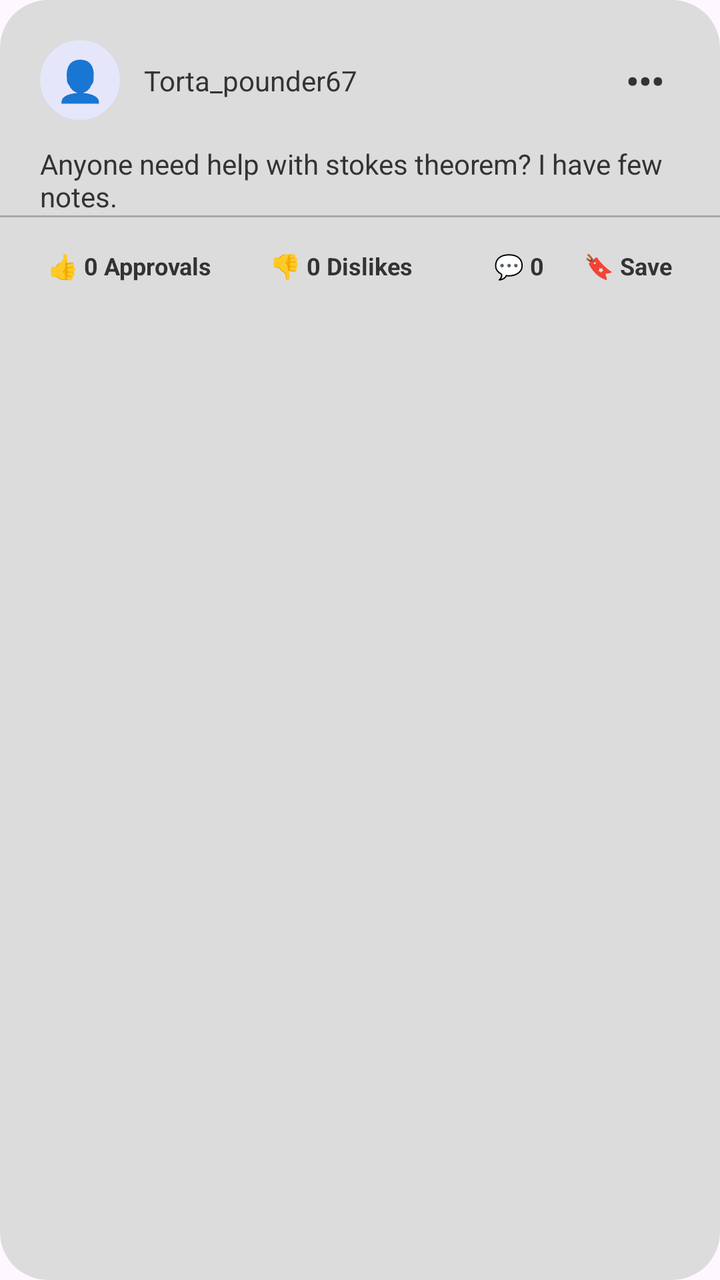
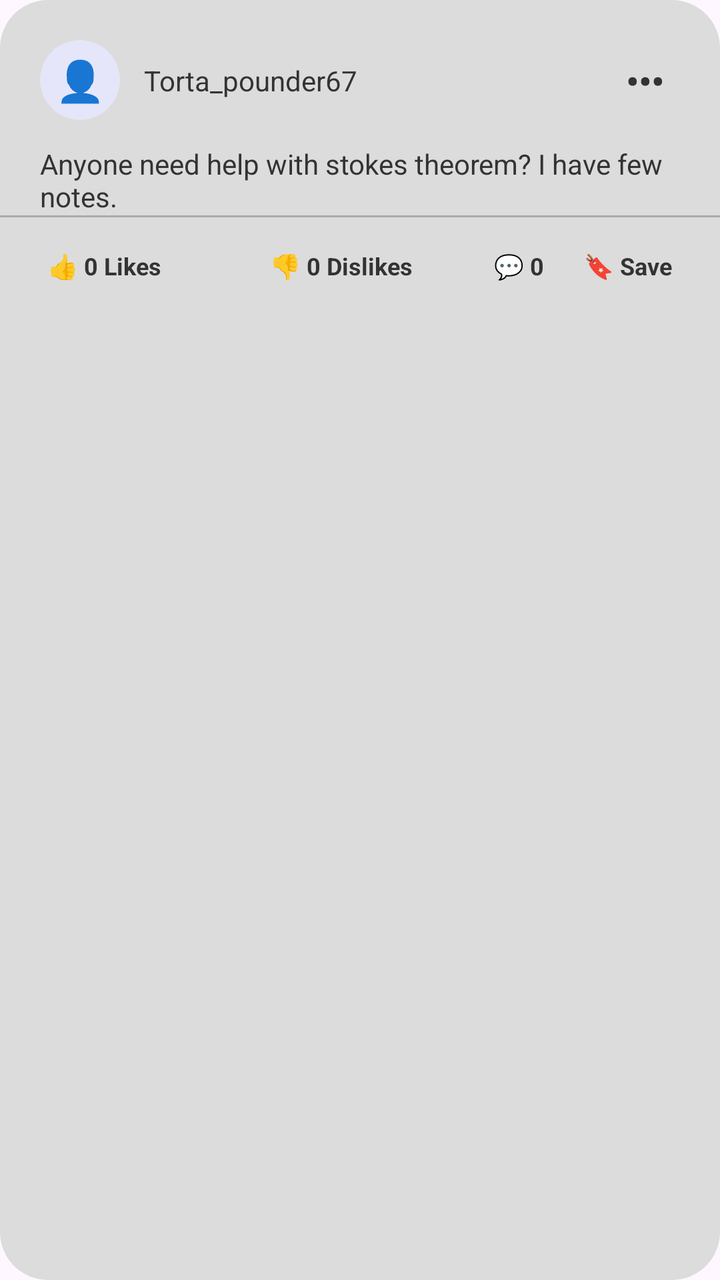

Screens rendered from an Android XML layout before and after an edit, with the pre-edit source and the edit as a unified diff.
<!-- AndroidManifest.xml: application theme Theme.CampusConnect -->
<!-- res/layout/item_post.xml -->
<LinearLayout xmlns:android="http://schemas.android.com/apk/res/android"
    xmlns:app="http://schemas.android.com/apk/res-auto"
    android:layout_width="match_parent"
    android:layout_height="wrap_content"
    android:layout_marginTop="10dp"
    android:layout_marginBottom="10dp"
    android:background="@drawable/post_card_bg"
    android:orientation="vertical"
    android:paddingTop="20dp"
    android:clickable="true"
    android:focusable="true"
    android:onClick="openPostDetails">

    
    <LinearLayout
        android:layout_width="match_parent"
        android:layout_height="wrap_content"
        android:gravity="center_vertical"
        android:orientation="horizontal"
        android:paddingStart="20dp"
        android:paddingEnd="20dp">

        <androidx.cardview.widget.CardView
            android:layout_width="40dp"
            android:layout_height="40dp"
            app:cardBackgroundColor="#E6E6FA"
            app:cardCornerRadius="20dp"
            app:cardElevation="0dp">

            <ImageView
                android:id="@+id/postAvatarImage"
                android:layout_width="match_parent"
                android:layout_height="match_parent"
                android:scaleType="centerCrop"
                android:visibility="gone" />

            <TextView
                android:id="@+id/postAvatarText"
                android:layout_width="match_parent"
                android:layout_height="match_parent"
                android:gravity="center"
                android:text="👤"
                android:textSize="20sp" />
        </androidx.cardview.widget.CardView>

        <TextView
            android:id="@+id/postAuthorName"
            android:layout_width="0dp"
            android:layout_height="wrap_content"
            android:layout_marginStart="12dp"
            android:layout_weight="1"
            android:text="Torta_pounder67"
            android:textColor="#333333"
            android:textSize="14sp" />

        <TextView
            android:id="@+id/postOptionsBtn"
            android:layout_width="wrap_content"
            android:layout_height="wrap_content"
            android:padding="8dp"
            android:clickable="true"
            android:focusable="true"
            android:onClick="showPostOptions"
            android:text="•••"
            android:textColor="#333333"
            android:textSize="18sp"
            android:textStyle="bold" />
    </LinearLayout>

    
    <TextView
        android:id="@+id/postContentText"
        android:layout_width="match_parent"
        android:layout_height="wrap_content"
        android:layout_marginTop="12dp"
        android:paddingStart="20dp"
        android:paddingEnd="20dp"
        android:text="Anyone need help with stokes theorem? I have few notes."
        android:textColor="#333333"
        android:textSize="14sp" />

    
    <ImageView
        android:id="@+id/postImagePlaceholder"
        android:layout_width="match_parent"
        android:layout_height="180dp"
        android:layout_marginTop="12dp"
        android:background="#FFFFFF"
        android:padding="16dp"
        android:src="@android:drawable/ic_menu_gallery"
        android:visibility="gone"
        android:scaleType="centerCrop" />

    <TextView
        android:id="@+id/postAttachment"
        android:layout_width="match_parent"
        android:layout_height="wrap_content"
        android:layout_marginStart="20dp"
        android:layout_marginTop="8dp"
        android:layout_marginEnd="20dp"
        android:background="#EAF3FF"
        android:clickable="true"
        android:focusable="true"
        android:padding="12dp"
        android:textColor="#1769AA"
        android:textSize="12sp"
        android:textStyle="bold"
        android:visibility="gone" />

    
    <View
        android:layout_width="match_parent"
        android:layout_height="1dp"
        android:background="#AAAAAA" />

    
    <LinearLayout
        android:layout_width="match_parent"
        android:layout_height="wrap_content"
        android:orientation="horizontal"
        android:paddingTop="12dp"
        android:paddingBottom="12dp"
        android:paddingStart="20dp"
        android:paddingEnd="20dp">

        <TextView
            android:id="@+id/postApprovals"
            android:layout_width="0dp"
            android:layout_height="wrap_content"
            android:layout_weight="1"
            android:clickable="true"
            android:focusable="true"
            android:padding="4dp"
            android:text="👍 0 Approvals"
            android:textColor="#333"
            android:textSize="12sp"
            android:textStyle="bold" />

        <TextView
            android:id="@+id/postDislikes"
            android:layout_width="0dp"
            android:layout_height="wrap_content"
            android:layout_weight="1"
            android:clickable="true"
            android:focusable="true"
            android:padding="4dp"
            android:text="👎 0 Dislikes"
            android:textColor="#333"
            android:textSize="12sp"
            android:textStyle="bold" />

        <TextView
            android:id="@+id/postCommentsCount"
            android:layout_width="wrap_content"
            android:layout_height="wrap_content"
            android:clickable="true"
            android:focusable="true"
            android:padding="4dp"
            android:text="💬 0"
            android:textColor="#333"
            android:textSize="12sp"
            android:textStyle="bold" />

        <TextView
            android:id="@+id/postSaveButton"
            android:layout_width="wrap_content"
            android:layout_height="wrap_content"
            android:layout_marginStart="12dp"
            android:clickable="true"
            android:focusable="true"
            android:padding="4dp"
            android:text="🔖 Save"
            android:textColor="#333333"
            android:textSize="12sp"
            android:textStyle="bold" />
    </LinearLayout>
</LinearLayout>
<!-- resources referenced by this layout -->
<resources>
  <!-- drawable post_card_bg (drawable) -->
  <?xml version="1.0" encoding="utf-8"?>
  <shape xmlns:android="http://schemas.android.com/apk/res/android">
      <solid android:color="#DCDCDC" />
      <corners android:radius="24dp" />
  </shape>
  <style name="Theme.CampusConnect" parent="Base.Theme.CampusConnect" />
  <style name="Base.Theme.CampusConnect" parent="Theme.Material3.DayNight.NoActionBar">
          
          
      </style>
</resources>

<!-- the commit's change to res/layout/item_post.xml (unified diff, before → after) -->
@@ -131,7 +131,7 @@
             android:clickable="true"
             android:focusable="true"
             android:padding="4dp"
-            android:text="👍 0 Approvals"
+            android:text="👍 0 Likes"
             android:textColor="#333"
             android:textSize="12sp"
             android:textStyle="bold" />
